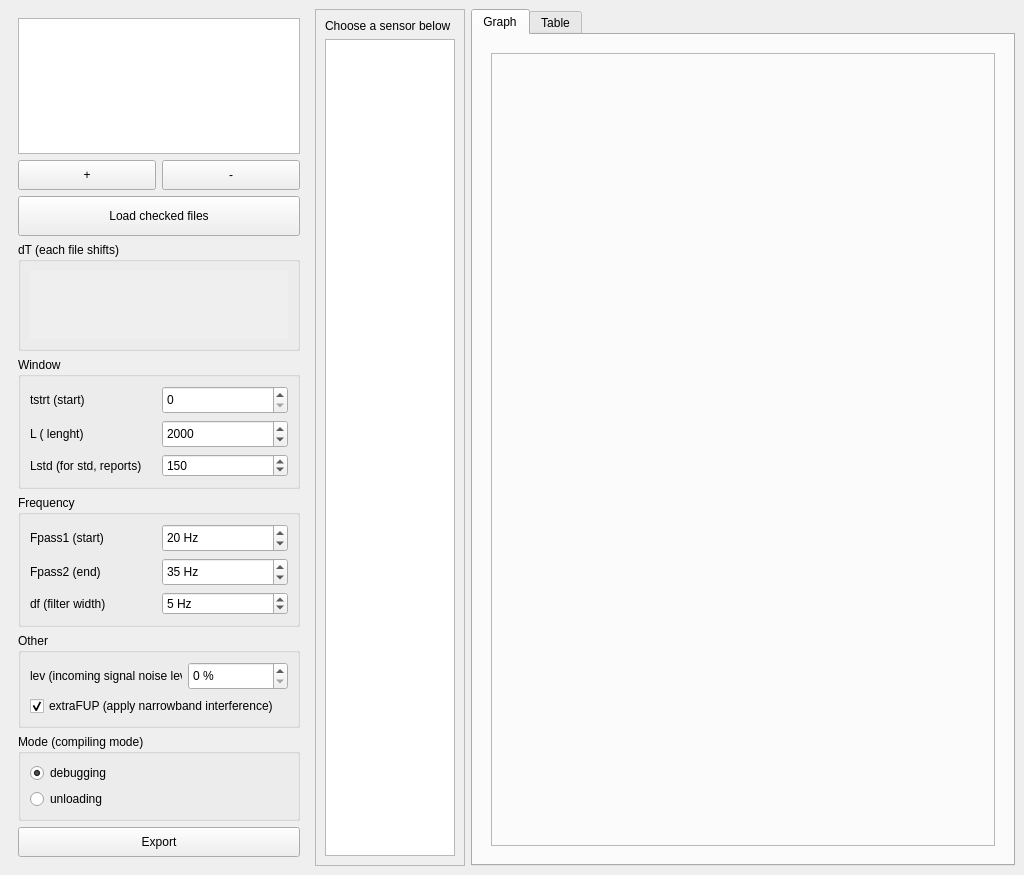
This is SyncGraph.ui in salmanchik1/SyncGraph as Qt 5 draws it before an edit. The edited form follows.
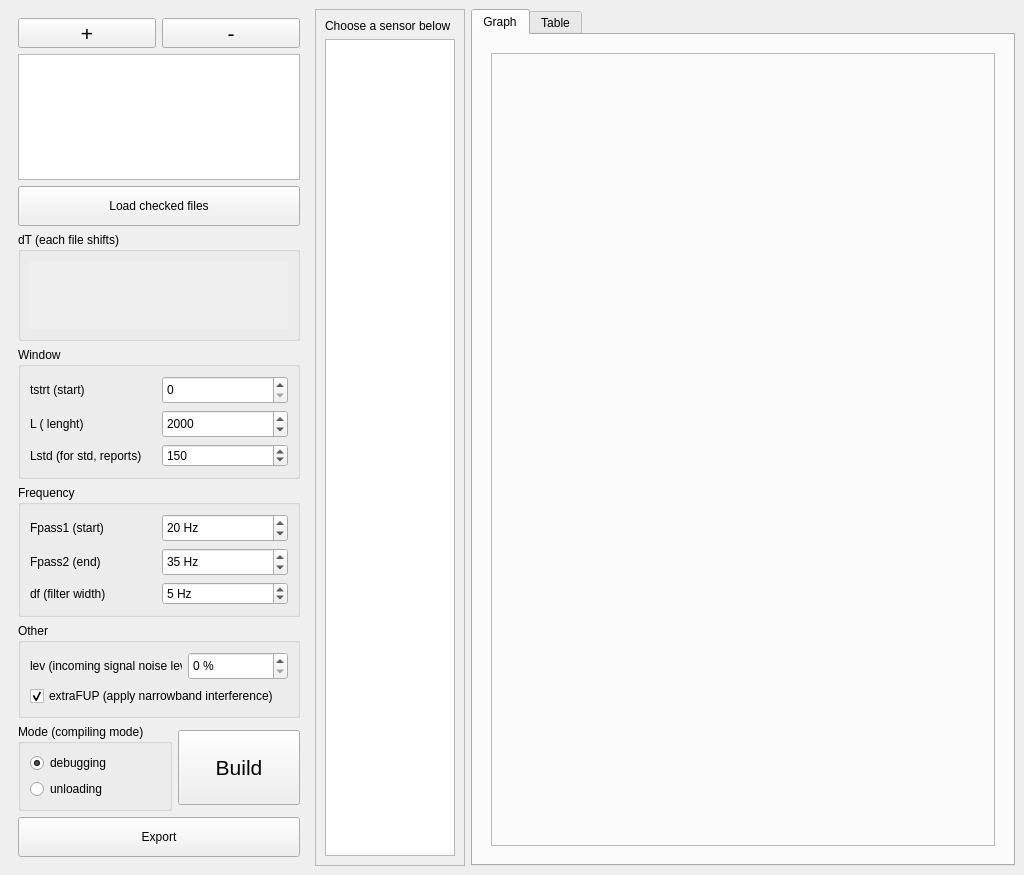
This is the edited form.

Commit message: add build button and some ui changes

The edit to the form file:
```diff
--- a/SyncGraph.ui
+++ b/SyncGraph.ui
@@ -37,6 +37,58 @@
       </property>
       <widget class="QWidget" name="mainOptionsBarPage1">
        <layout class="QVBoxLayout" name="verticalLayout">
+        <item>
+         <layout class="QHBoxLayout" name="inFilesToolButtonsLayout">
+          <item>
+           <widget class="QToolButton" name="addInFileButton">
+            <property name="sizePolicy">
+             <sizepolicy hsizetype="Expanding" vsizetype="Fixed">
+              <horstretch>0</horstretch>
+              <verstretch>0</verstretch>
+             </sizepolicy>
+            </property>
+            <property name="minimumSize">
+             <size>
+              <width>0</width>
+              <height>30</height>
+             </size>
+            </property>
+            <property name="font">
+             <font>
+              <pointsize>16</pointsize>
+             </font>
+            </property>
+            <property name="text">
+             <string>+</string>
+            </property>
+           </widget>
+          </item>
+          <item>
+           <widget class="QToolButton" name="removeInFileButton">
+            <property name="sizePolicy">
+             <sizepolicy hsizetype="Expanding" vsizetype="Fixed">
+              <horstretch>0</horstretch>
+              <verstretch>0</verstretch>
+             </sizepolicy>
+            </property>
+            <property name="minimumSize">
+             <size>
+              <width>0</width>
+              <height>30</height>
+             </size>
+            </property>
+            <property name="font">
+             <font>
+              <pointsize>16</pointsize>
+             </font>
+            </property>
+            <property name="text">
+             <string>-</string>
+            </property>
+           </widget>
+          </item>
+         </layout>
+        </item>
         <item>
          <widget class="QListView" name="inFilesListView">
           <property name="toolTipDuration">
@@ -53,48 +105,6 @@
           </property>
          </widget>
         </item>
-        <item>
-         <layout class="QHBoxLayout" name="inFilesToolButtonsLayout">
-          <item>
-           <widget class="QToolButton" name="addInFileButton">
-            <property name="sizePolicy">
-             <sizepolicy hsizetype="Expanding" vsizetype="Fixed">
-              <horstretch>0</horstretch>
-              <verstretch>0</verstretch>
-             </sizepolicy>
-            </property>
-            <property name="minimumSize">
-             <size>
-              <width>0</width>
-              <height>30</height>
-             </size>
-            </property>
-            <property name="text">
-             <string>+</string>
-            </property>
-           </widget>
-          </item>
-          <item>
-           <widget class="QToolButton" name="removeInFileButton">
-            <property name="sizePolicy">
-             <sizepolicy hsizetype="Expanding" vsizetype="Fixed">
-              <horstretch>0</horstretch>
-              <verstretch>0</verstretch>
-             </sizepolicy>
-            </property>
-            <property name="minimumSize">
-             <size>
-              <width>0</width>
-              <height>30</height>
-             </size>
-            </property>
-            <property name="text">
-             <string>-</string>
-            </property>
-           </widget>
-          </item>
-         </layout>
-        </item>
         <item>
          <widget class="QPushButton" name="loadButton">
           <property name="minimumSize">
@@ -137,7 +147,7 @@
                 <x>0</x>
                 <y>0</y>
                 <width>274</width>
-                <height>104</height>
+                <height>91</height>
                </rect>
               </property>
               <layout class="QGridLayout" name="gridLayout_7"/>
@@ -346,6 +356,8 @@
          </widget>
         </item>
         <item>
+         <layout class="QHBoxLayout" name="horizontalLayout_2">
+          <item>
          <widget class="QGroupBox" name="modeGroupBox">
           <property name="title">
            <string>Mode (compiling mode)</string>
@@ -372,11 +384,31 @@
          </widget>
         </item>
         <item>
+           <widget class="QPushButton" name="buildButton">
+            <property name="minimumSize">
+             <size>
+              <width>0</width>
+              <height>75</height>
+             </size>
+            </property>
+            <property name="font">
+             <font>
+              <pointsize>16</pointsize>
+             </font>
+            </property>
+            <property name="text">
+             <string>Build</string>
+            </property>
+           </widget>
+          </item>
+         </layout>
+        </item>
+        <item>
          <widget class="QPushButton" name="exportButton">
           <property name="minimumSize">
            <size>
             <width>0</width>
-            <height>30</height>
+            <height>40</height>
            </size>
           </property>
           <property name="text">
```
Lines whose indentation alone changed are shown as unchanged. The commit also changes 1 other file.
